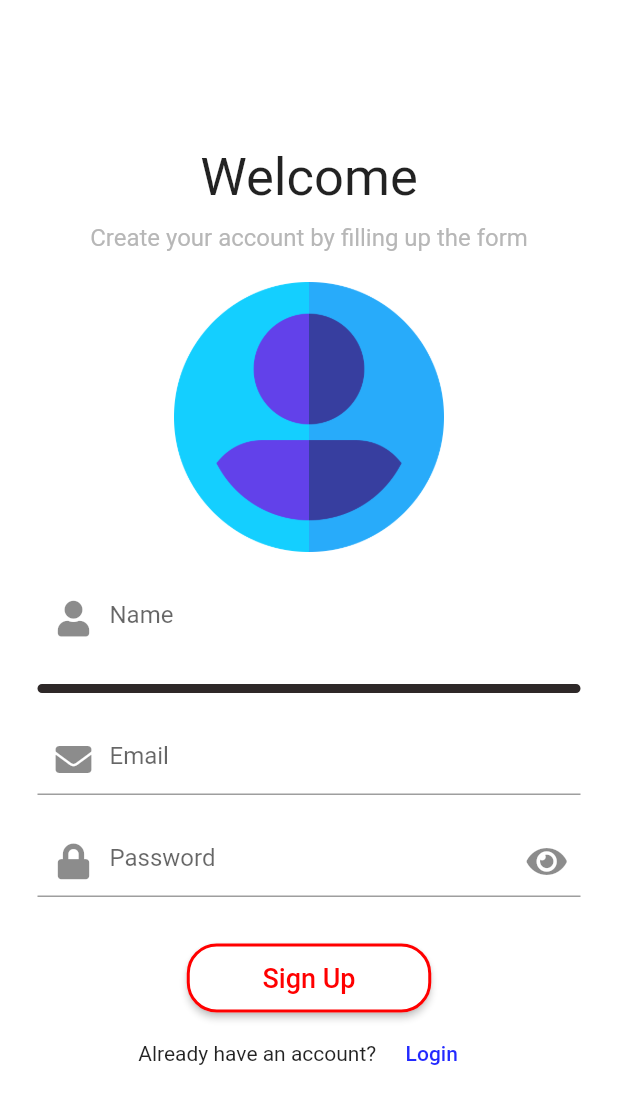
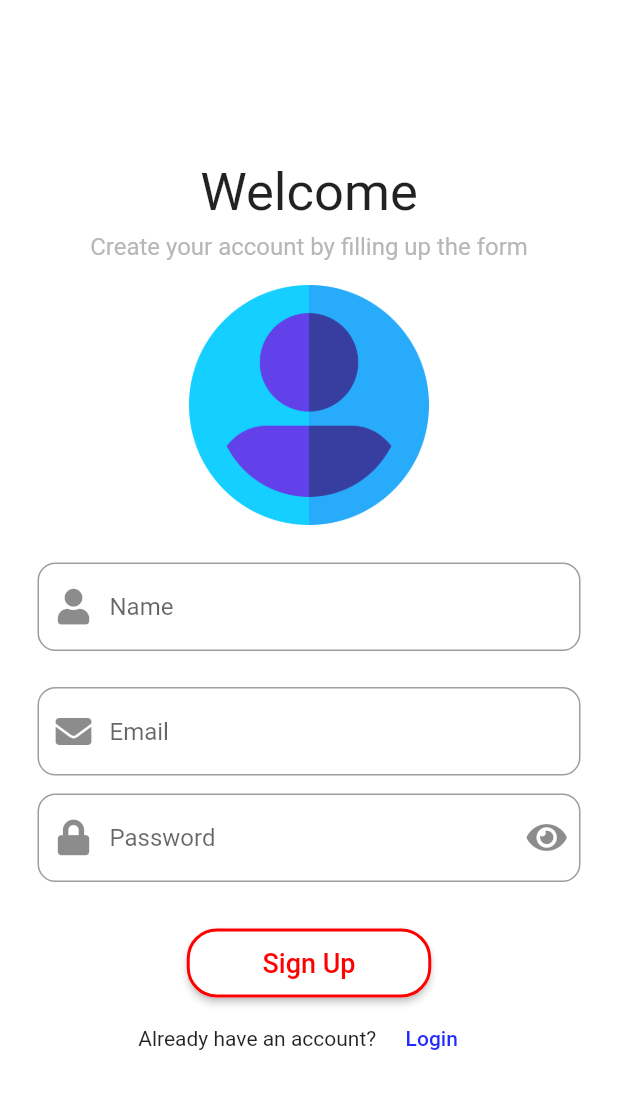
Before and after one commit to RezaTrist/warehouse_app, a Flutter app: the SignupPage screen opened by its route, on a phone screen of 412 x 824 dp. Shown: the top 1104 px of the screen. Run offline on Flutter 3.47's test engine with Material 2 defaults, Android fonts, the phone set to English and light mode, and no system bars; drawn by our look-alikes of flutter_form_builder; our stand-ins replace bloc, equatable, firebase_auth, firebase_core, flutter_bloc, font_awesome_flutter and 1 more; accounts and stored records are empty; network calls fail.

Commit message:
Login and Register UI bug fixes

```diff
--- a/lib/views/sign_up_page.dart
+++ b/lib/views/sign_up_page.dart
@@ -73,8 +73,8 @@ class _SignupPageState extends State<SignupPage> {
                     ),
                     Padding(
                       padding: const EdgeInsets.only(
-                        top: 10,
-                        bottom: 10,
+                        top: 6,
+                        bottom: 6,
                       ),
                       child: Text(
                         'Create your account by filling up the form',
@@ -87,11 +87,11 @@ class _SignupPageState extends State<SignupPage> {
                     Padding(
                       padding: const EdgeInsets.only(
                         top: 10,
-                        bottom: 20,
+                        bottom: 25,
                       ),
                       child: SizedBox(
-                        width: 180,
-                        height: 180,
+                        width: 160,
+                        height: 160,
                         child: Image.asset('assets/images/user1.png'),
                       ),
                     ),
@@ -116,7 +116,7 @@ class _SignupPageState extends State<SignupPage> {
       padding: const EdgeInsets.only(
         left: 25,
         right: 25,
-        bottom: 20,
+        bottom: 12,
       ),
       child: Container(
         child: FormBuilderTextField(
@@ -124,8 +124,11 @@ class _SignupPageState extends State<SignupPage> {
             decoration: InputDecoration(
               hintText: 'Name',
               prefixIcon: Icon(FontAwesomeIcons.solidUser),
-              border: InputBorder.none,
-              focusedBorder: InputBorder.none,
+              border: OutlineInputBorder(
+                borderRadius: BorderRadius.all(
+                  Radius.circular(12),
+                ),
+              ),
             ),
             textInputAction: TextInputAction.next,
             validator: FormBuilderValidators.compose([
@@ -140,21 +143,10 @@ class _SignupPageState extends State<SignupPage> {
       padding: const EdgeInsets.only(
         left: 25,
         right: 25,
-        bottom: 20,
+        bottom: 12,
       ),
-      child: Container(
-          decoration: BoxDecoration(
-            color: Colors.white,
-            border: Border.all(
-              color: Color.fromRGBO(46, 40, 40, 1),
-              width: 3,
-            ),
-            borderRadius: BorderRadius.all(
-              Radius.circular(12),
-            ),
-          ),
-          child: BlocBuilder<UserRoleBloc, UserRoleState>(
-              builder: (context, state) {
+      child: Container(child:
+          BlocBuilder<UserRoleBloc, UserRoleState>(builder: (context, state) {
         if (state is UserRoleLoading) {
           return Center(
             child: CircularProgressIndicator(
@@ -168,6 +160,14 @@ class _SignupPageState extends State<SignupPage> {
             alignedDropdown: true,
             child: FormBuilderDropdown(
               name: 'role',
+              decoration: InputDecoration(
+                prefixIcon: Icon(FontAwesomeIcons.solidUser),
+                border: OutlineInputBorder(
+                  borderRadius: BorderRadius.all(
+                    Radius.circular(12),
+                  ),
+                ),
+              ),
               hint: Text('Select Role'),
               // value: roles,
               items: state.role.map((UserRole item) {
@@ -194,7 +194,7 @@ class _SignupPageState extends State<SignupPage> {
       padding: const EdgeInsets.only(
         left: 25,
         right: 25,
-        bottom: 20,
+        bottom: 12,
       ),
       child: Container(
         child: FormBuilderTextField(
@@ -202,7 +202,11 @@ class _SignupPageState extends State<SignupPage> {
           decoration: InputDecoration(
             hintText: 'Email',
             prefixIcon: Icon(FontAwesomeIcons.solidEnvelope),
-            focusedBorder: InputBorder.none,
+            border: OutlineInputBorder(
+              borderRadius: BorderRadius.all(
+                Radius.circular(12),
+              ),
+            ),
           ),
           textInputAction: TextInputAction.next,
           validator: FormBuilderValidators.compose([
@@ -238,7 +242,11 @@ class _SignupPageState extends State<SignupPage> {
                   ? FontAwesomeIcons.solidEye
                   : FontAwesomeIcons.solidEyeSlash),
             ),
-            focusedBorder: InputBorder.none,
+            border: OutlineInputBorder(
+              borderRadius: BorderRadius.all(
+                Radius.circular(12),
+              ),
+            ),
           ),
           validator: FormBuilderValidators.compose([
             FormBuilderValidators.minLength(context, 3),
```
Lines whose indentation alone changed are shown as unchanged.
